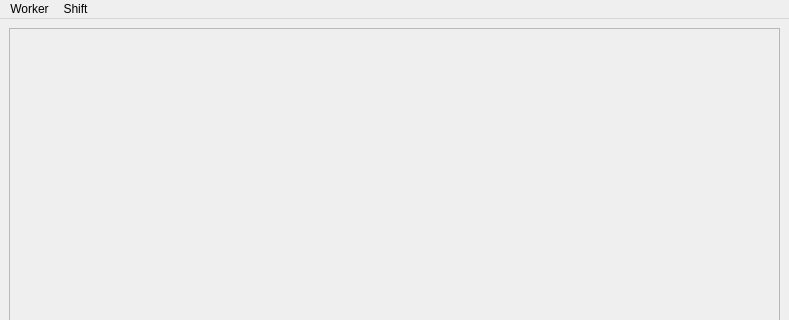
First picture: the form in frontend/mainwindow.ui, repository Xaempel/SmartWorkPlan, before the edit; both pictures show x 0 to 789 and y 0 to 320 of the 789 by 600 pixel window.
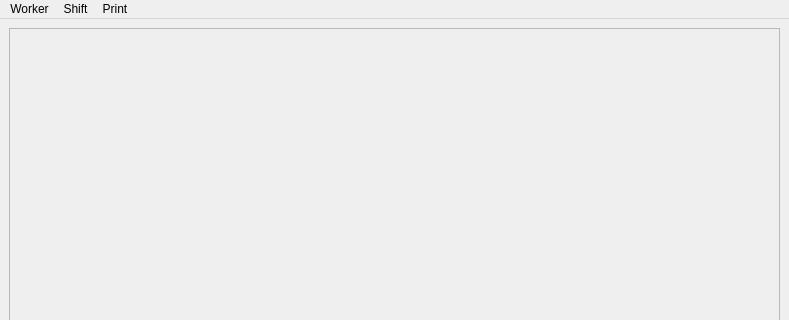
Second picture: the form after the edit.

```diff
--- a/frontend/mainwindow.ui
+++ b/frontend/mainwindow.ui
@@ -89,8 +89,15 @@
     </property>
     <addaction name="ActionAddShift"/>
    </widget>
+   <widget class="QMenu" name="MenuPrint">
+    <property name="title">
+     <string>Print</string>
+    </property>
+    <addaction name="ActionPrintWorkPlan"/>
+   </widget>
    <addaction name="MenuWorker"/>
    <addaction name="MenuShift"/>
+   <addaction name="MenuPrint"/>
   </widget>
   <widget class="QStatusBar" name="StatusBar"/>
   <action name="ActionAddWorker">
```
Left out of the diff: 22 changed lines with no effect on the pictures.
